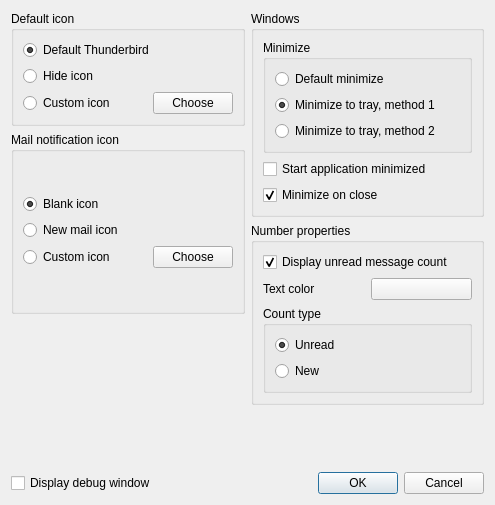
Qt form app/SysTray-X/preferences.ui (Ximi1970/systray-x) before a commit.
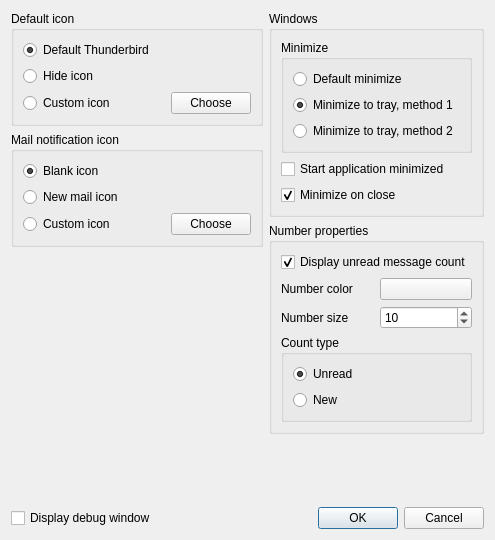
The same form after that commit. Icons and pictures are not drawn.

Commit message: Add number size preference

What changed in the file:
```diff
--- a/app/SysTray-X/preferences.ui
+++ b/app/SysTray-X/preferences.ui
@@ -7,7 +7,7 @@
     <x>0</x>
     <y>0</y>
     <width>495</width>
-    <height>505</height>
+    <height>540</height>
    </rect>
   </property>
   <property name="windowTitle">
@@ -17,6 +17,8 @@
    <iconset resource="SysTray-X.qrc">
     <normaloff>:/files/icons/SysTray-X.png</normaloff>:/files/icons/SysTray-X.png</iconset>
   </property>
+  <layout class="QGridLayout" name="gridLayout_3">
+   <item row="0" column="0">
   <layout class="QGridLayout" name="gridLayout">
    <item row="0" column="0">
     <widget class="QGroupBox" name="groupBox_2">
@@ -301,7 +303,7 @@
           <item>
            <widget class="QLabel" name="label">
             <property name="text">
-             <string>Text color</string>
+               <string>Number color</string>
             </property>
            </widget>
           </item>
@@ -317,6 +319,30 @@
           </item>
          </layout>
         </item>
+          <item>
+           <layout class="QHBoxLayout" name="horizontalLayout_5">
+            <item>
+             <widget class="QLabel" name="label_2">
+              <property name="text">
+               <string>Number size</string>
+              </property>
+             </widget>
+            </item>
+            <item>
+             <widget class="QSpinBox" name="numberSizeSpinBox">
+              <property name="minimum">
+               <number>1</number>
+              </property>
+              <property name="maximum">
+               <number>999</number>
+              </property>
+              <property name="value">
+               <number>10</number>
+              </property>
+             </widget>
+            </item>
+           </layout>
+          </item>
         <item>
          <widget class="QGroupBox" name="countTypeGroupBox">
           <property name="title">
@@ -358,7 +384,7 @@
      </layout>
     </widget>
    </item>
-   <item row="3" column="0" rowspan="2">
+     <item row="3" column="0">
     <spacer name="verticalSpacer">
      <property name="orientation">
       <enum>Qt::Vertical</enum>
@@ -379,19 +405,23 @@
      <property name="sizeHint" stdset="0">
       <size>
        <width>20</width>
-       <height>6</height>
+         <height>13</height>
       </size>
      </property>
     </spacer>
    </item>
-   <item row="5" column="0">
+    </layout>
+   </item>
+   <item row="1" column="0">
+    <layout class="QHBoxLayout" name="horizontalLayout_7">
+     <item>
     <widget class="QCheckBox" name="debugWindowCheckBox">
      <property name="text">
       <string>Display debug window</string>
      </property>
     </widget>
    </item>
-   <item row="5" column="1">
+     <item>
     <widget class="QDialogButtonBox" name="buttonBox">
      <property name="orientation">
       <enum>Qt::Horizontal</enum>
@@ -400,6 +430,8 @@
       <set>QDialogButtonBox::Cancel|QDialogButtonBox::Ok</set>
      </property>
     </widget>
+     </item>
+    </layout>
    </item>
   </layout>
  </widget>
```
Lines whose indentation alone changed are shown as unchanged. The commit also changes 13 other files.
